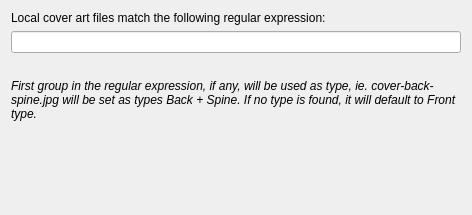
This is ui/provider_options_local.ui in metabrainz/picard as Qt 5 draws it before an edit. The edited form follows.
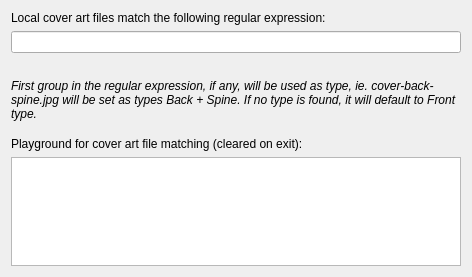
This is the edited form.

Commit message: Add file matching test playground

What changed in the file:
```diff
--- a/ui/provider_options_local.ui
+++ b/ui/provider_options_local.ui
@@ -7,7 +7,7 @@
     <x>0</x>
     <y>0</y>
     <width>472</width>
-    <height>215</height>
+    <height>277</height>
    </rect>
   </property>
   <property name="windowTitle">
@@ -50,6 +50,32 @@
      </property>
     </widget>
    </item>
+   <item>
+    <spacer name="verticalSpacer_2">
+     <property name="orientation">
+      <enum>Qt::Orientation::Vertical</enum>
+     </property>
+     <property name="sizeType">
+      <enum>QSizePolicy::Policy::Fixed</enum>
+     </property>
+     <property name="sizeHint" stdset="0">
+      <size>
+       <width>20</width>
+       <height>10</height>
+      </size>
+     </property>
+    </spacer>
+   </item>
+   <item>
+    <widget class="QLabel" name="label_test_coverart_filter">
+     <property name="text">
+      <string>Playground for cover art file matching (cleared on exit):</string>
+     </property>
+    </widget>
+   </item>
+   <item>
+    <widget class="QPlainTextEdit" name="test_coverart_filter"/>
+   </item>
    <item>
     <spacer name="verticalSpacer">
      <property name="orientation">
```
Left out of the diff: 2 changed lines with no effect on the pictures. The commit also changes 2 other files.
